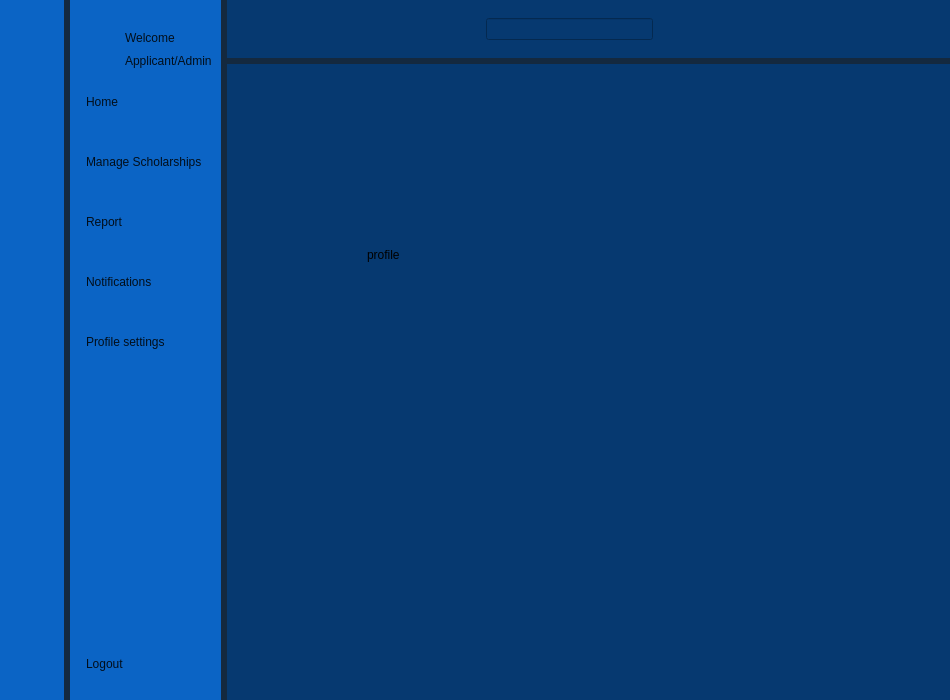
First picture: the form in SholarshipManagementSystem/homePage/dash.ui, repository YNCO10/scholarshipManagementSystem, before the edit.
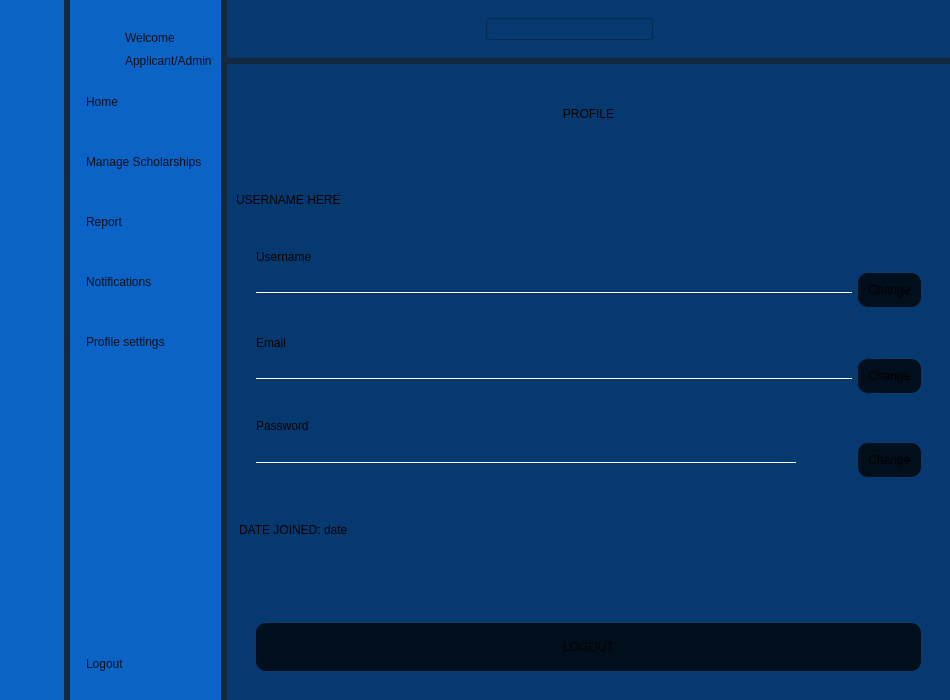
Second picture: the form after the edit. The open tabs and pages were chosen to show the change. Icons and pictures are not drawn.

What changed in the file:
```diff
--- a/SholarshipManagementSystem/homePage/dash.ui
+++ b/SholarshipManagementSystem/homePage/dash.ui
@@ -869,19 +869,254 @@
           </layout>
          </widget>
          <widget class="QWidget" name="profile">
-          <widget class="QLabel" name="profileLabel">
-           <property name="geometry">
-            <rect>
-             <x>140</x>
-             <y>140</y>
-             <width>251</width>
-             <height>101</height>
-            </rect>
-           </property>
-           <property name="text">
-            <string>profile</string>
-           </property>
-          </widget>
+          <layout class="QVBoxLayout" name="verticalLayout_17">
+           <item>
+            <widget class="QLabel" name="label_2">
+             <property name="text">
+              <string>PROFILE</string>
+             </property>
+             <property name="alignment">
+              <set>Qt::AlignmentFlag::AlignCenter</set>
+             </property>
+            </widget>
+           </item>
+           <item>
+            <widget class="QLabel" name="usenameLabelR">
+             <property name="styleSheet">
+              <string notr="true">font: 600 12pt &quot;Segoe UI&quot;;</string>
+             </property>
+             <property name="text">
+              <string>USERNAME HERE</string>
+             </property>
+            </widget>
+           </item>
+           <item>
+            <layout class="QVBoxLayout" name="verticalLayout_13">
+             <property name="leftMargin">
+              <number>20</number>
+             </property>
+             <property name="rightMargin">
+              <number>20</number>
+             </property>
+             <item>
+              <widget class="QLabel" name="label_5">
+               <property name="styleSheet">
+                <string notr="true">font: 600 12pt &quot;Segoe UI&quot;;</string>
+               </property>
+               <property name="text">
+                <string>Username</string>
+               </property>
+              </widget>
+             </item>
+             <item>
+              <layout class="QHBoxLayout" name="horizontalLayout_11">
+               <property name="leftMargin">
+                <number>0</number>
+               </property>
+               <property name="rightMargin">
+                <number>0</number>
+               </property>
+               <item>
+                <widget class="QLineEdit" name="usernameTxt">
+                 <property name="styleSheet">
+                  <string notr="true">margin-bottom:30px;</string>
+                 </property>
+                </widget>
+               </item>
+               <item>
+                <widget class="QPushButton" name="changeUsernameTxt">
+                 <property name="styleSheet">
+                  <string notr="true">QPushButton{
+	
+	background-color: rgb(1, 14, 27);
+	padding:10px;
+	border-radius: 10px;
+	margin-bottom:20px;
+	margin-right:0px;
+	margin-left:0px;
+	
+	font: 600 10pt &quot;Segoe UI&quot;;
+}</string>
+                 </property>
+                 <property name="text">
+                  <string>Change</string>
+                 </property>
+                </widget>
+               </item>
+              </layout>
+             </item>
+            </layout>
+           </item>
+           <item>
+            <layout class="QVBoxLayout" name="verticalLayout_14">
+             <property name="leftMargin">
+              <number>20</number>
+             </property>
+             <property name="rightMargin">
+              <number>20</number>
+             </property>
+             <item>
+              <widget class="QLabel" name="label_6">
+               <property name="styleSheet">
+                <string notr="true">font: 600 12pt &quot;Segoe UI&quot;;</string>
+               </property>
+               <property name="text">
+                <string>Email</string>
+               </property>
+              </widget>
+             </item>
+             <item>
+              <layout class="QHBoxLayout" name="horizontalLayout_12">
+               <item>
+                <widget class="QLineEdit" name="emailTxt">
+                 <property name="styleSheet">
+                  <string notr="true">margin-bottom:30px;</string>
+                 </property>
+                </widget>
+               </item>
+               <item>
+                <widget class="QPushButton" name="changeEmailTxt">
+                 <property name="styleSheet">
+                  <string notr="true">QPushButton{
+	
+	background-color: rgb(1, 14, 27);
+	padding:10px;
+	border-radius: 10px;
+	margin-bottom:20px;
+	margin-right:0px;
+	margin-left:0px;
+	font: 600 10pt &quot;Segoe UI&quot;;
+}</string>
+                 </property>
+                 <property name="text">
+                  <string>Change</string>
+                 </property>
+                </widget>
+               </item>
+              </layout>
+             </item>
+            </layout>
+           </item>
+           <item>
+            <layout class="QVBoxLayout" name="verticalLayout_15">
+             <property name="spacing">
+              <number>10</number>
+             </property>
+             <property name="leftMargin">
+              <number>20</number>
+             </property>
+             <property name="rightMargin">
+              <number>20</number>
+             </property>
+             <property name="bottomMargin">
+              <number>20</number>
+             </property>
+             <item>
+              <widget class="QLabel" name="label_7">
+               <property name="styleSheet">
+                <string notr="true">font: 600 12pt &quot;Segoe UI&quot;;</string>
+               </property>
+               <property name="text">
+                <string>Password</string>
+               </property>
+              </widget>
+             </item>
+             <item>
+              <layout class="QHBoxLayout" name="horizontalLayout_13">
+               <item>
+                <widget class="QLineEdit" name="passTxt">
+                 <property name="styleSheet">
+                  <string notr="true">margin-bottom:30px;</string>
+                 </property>
+                 <property name="echoMode">
+                  <enum>QLineEdit::EchoMode::Password</enum>
+                 </property>
+                </widget>
+               </item>
+               <item>
+                <widget class="QPushButton" name="showPassBtn">
+                 <property name="cursor">
+                  <cursorShape>ArrowCursor</cursorShape>
+                 </property>
+                 <property name="mouseTracking">
+                  <bool>false</bool>
+                 </property>
+                 <property name="styleSheet">
+                  <string notr="true">QPushButton{
+	
+	background-color: rgb(1, 14, 27);
+	padding:5px;
+	border-radius: 10px;
+	margin-bottom:20px;
+	margin-right:0px;
+	margin-left:0px;
+	background-color: rgb(6, 57, 112);
+}</string>
+                 </property>
+                 <property name="text">
+                  <string extracomment="Show Password"/>
+                 </property>
+                 <property name="icon">
+                  <iconset resource="res.qrc">
+                   <normaloff>:/icons/seeWhiteIcon.png</normaloff>:/icons/seeWhiteIcon.png</iconset>
+                 </property>
+                 <property name="iconSize">
+                  <size>
+                   <width>20</width>
+                   <height>20</height>
+                  </size>
+                 </property>
+                 <property name="checkable">
+                  <bool>true</bool>
+                 </property>
+                </widget>
+               </item>
+               <item>
+                <widget class="QPushButton" name="changePassBtn">
+                 <property name="styleSheet">
+                  <string notr="true">QPushButton{
+	
+	background-color: rgb(1, 14, 27);
+	padding:10px;
+	border-radius: 10px;
+	margin-bottom:20px;
+	margin-right:0px;
+	margin-left:0px;
+	font: 600 10pt &quot;Segoe UI&quot;;
+}</string>
+                 </property>
+                 <property name="text">
+                  <string>Change</string>
+                 </property>
+                </widget>
+               </item>
+              </layout>
+             </item>
+            </layout>
+           </item>
+           <item>
+            <layout class="QVBoxLayout" name="verticalLayout_16">
+             <item>
+              <widget class="QLabel" name="dateJoinedLabel">
+               <property name="styleSheet">
+                <string notr="true">font: 600 12pt &quot;Segoe UI&quot;;
+margin-bottom:80px;</string>
+               </property>
+               <property name="text">
+                <string>DATE JOINED: date</string>
+               </property>
+              </widget>
+             </item>
+             <item>
+              <widget class="QPushButton" name="LogoutBtn">
+               <property name="text">
+                <string>LOGOUT</string>
+               </property>
+              </widget>
+             </item>
+            </layout>
+           </item>
+          </layout>
          </widget>
          <widget class="QWidget" name="notificationsPage">
           <layout class="QGridLayout" name="gridLayout_4">
```
Left out of the diff: 822 changed lines with no effect on the pictures.
